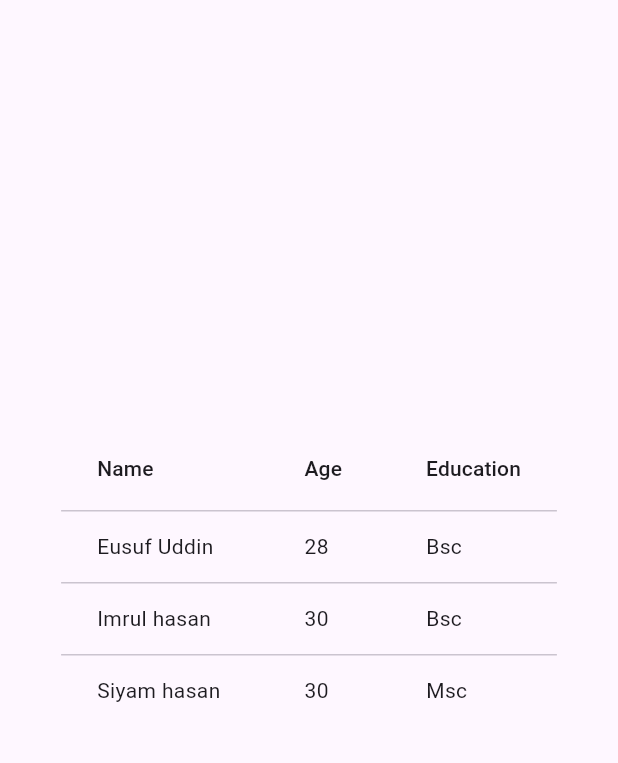
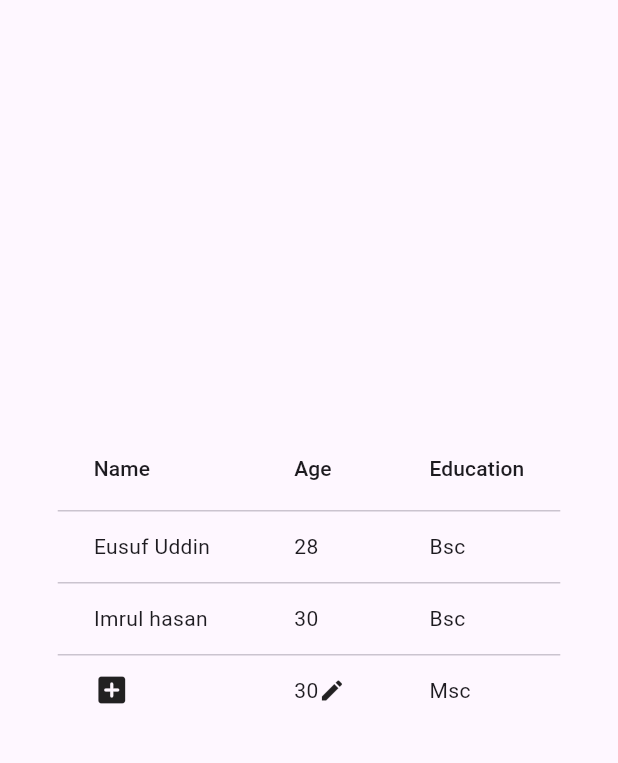
Before and after one commit to EusufUddin8926/data-table-widget, a Flutter app: the screen it shows after launch, on a phone screen of 412 x 824 dp, the part 84-847 px from its top. Run offline on Flutter 3.47's test engine with Material 2 defaults, Android fonts, the phone set to English and light mode, and no system bars.

Commit message:
add icon with row

```diff
--- a/lib/main.dart
+++ b/lib/main.dart
@@ -58,8 +58,8 @@ class _MyHomePageState extends State<MyHomePage> {
                 DataCell(Text("Bsc")),
               ]),
               DataRow(cells: [
-                DataCell(Text("Siyam hasan")),
-                DataCell(Text("30")),
+                DataCell(Icon(Icons.add_box_rounded)),
+                DataCell(Text("30"), showEditIcon: true),
                 DataCell(Text("Msc")),
               ]),
             ]
```
